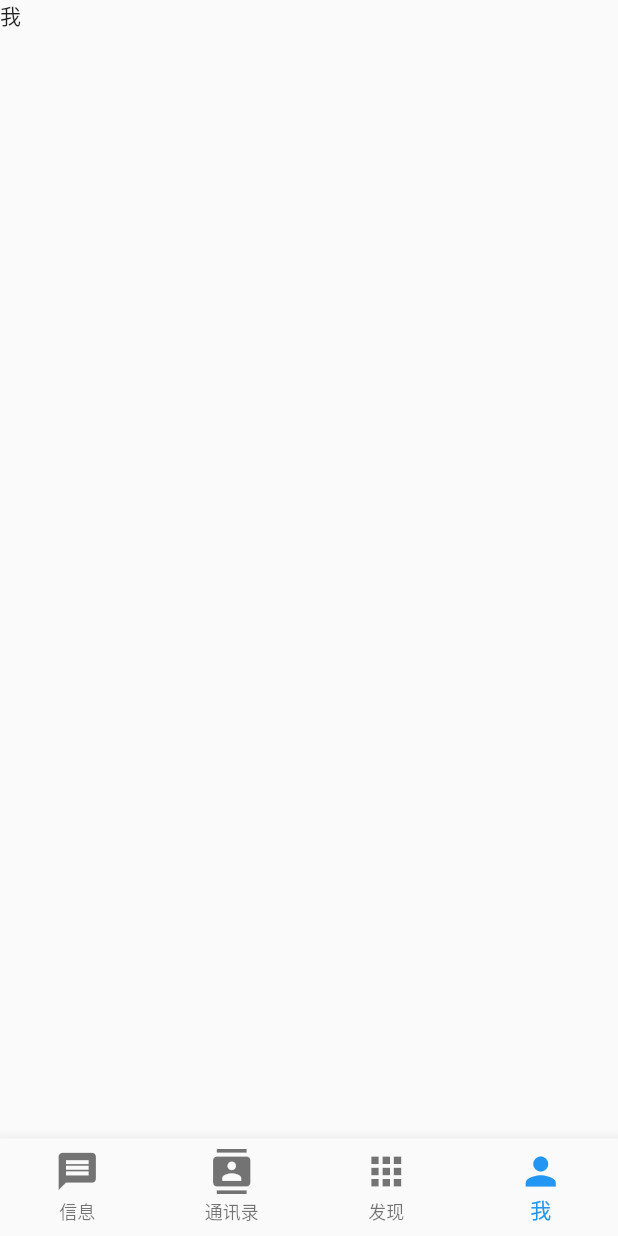
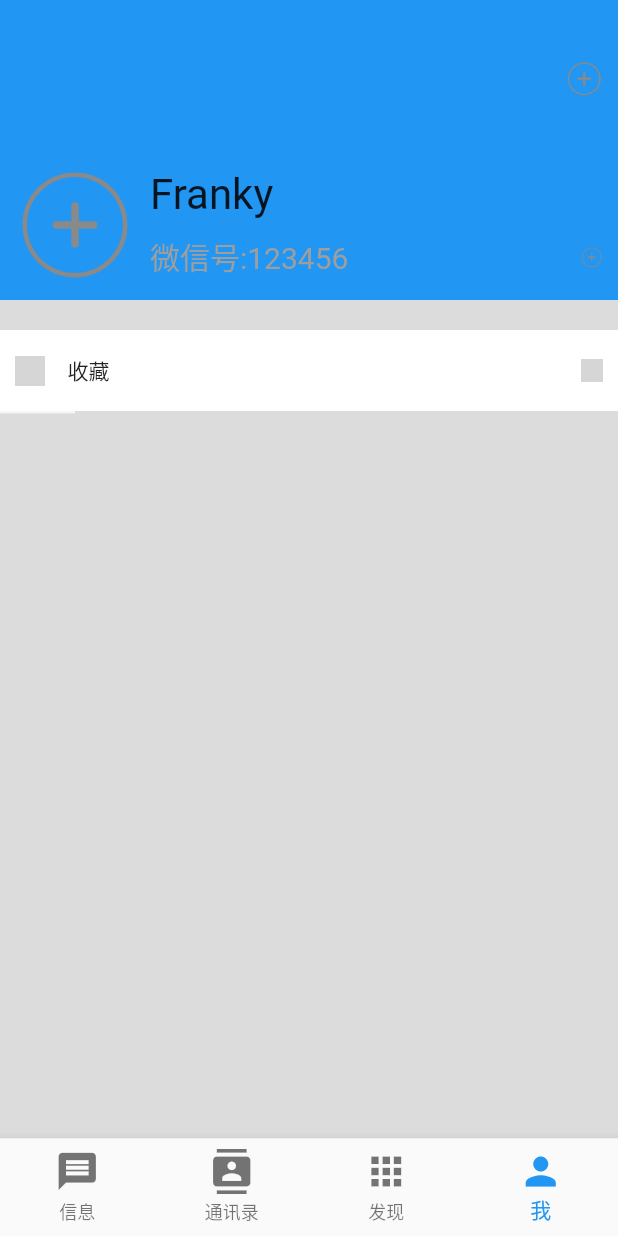
Before and after one commit to liaozhimingandy/welinkapp, a Flutter app: the screen it shows after launch, item 4 of the bottom bar chosen, on a phone screen of 412 x 824 dp. Run offline on Flutter 3.47's test engine with Material 2 defaults, Android fonts, the phone set to English and light mode, and no system bars; network calls fail; grey boxes are pictures that could not be loaded.

Commit message:
1.完善发现页,我,聊天页;

```diff
--- /dev/null
+++ b/lib/pages/discover/discover_cell.dart
@@ -0,0 +1,96 @@
+import 'package:flutter/material.dart';
+import 'package:flutter/widgets.dart';
+import 'package:welinkapp/pages/discover/discover_child_page.dart';
+
+class DiscoverCell extends StatefulWidget {
+  final String title;
+  final String imageName;
+  final String? subTitle;
+  final String? subImageName;
+
+  const DiscoverCell({
+    Key? key,
+    required this.title,
+    required this.imageName,
+    this.subTitle,
+    this.subImageName,
+  }) : super(key: key);
+
+  @override
+  _DiscoverCellState createState() => _DiscoverCellState();
+}
+
+class _DiscoverCellState extends State<DiscoverCell> {
+  Color _backgroundColor = Colors.white;
+
+  @override
+  Widget build(BuildContext context) {
+    return GestureDetector(
+      onTap: () {
+        print('onTap');
+        Navigator.of(context).push(MaterialPageRoute(
+            builder: (BuildContext context) =>
+                DiscoverChildPage(title: widget.title)));
+        setState(() {
+          _backgroundColor = Colors.white;
+        });
+      },
+      onTapDown: (TapDownDetails details) {
+        print('onTapDown');
+        setState(() {
+          _backgroundColor = Colors.grey;
+        });
+      },
+      onTapCancel: () {
+        print('onTapCancel');
+        setState(() {
+          _backgroundColor = Colors.white;
+        });
+      },
+      child: Container(
+        padding: EdgeInsets.all(10),
+        color: _backgroundColor,
+        height: 54,
+        child: Row(
+          mainAxisAlignment: MainAxisAlignment.spaceBetween,
+          children: [
+            Container(
+              child: Row(
+                children: [
+                  Image(
+                    image: AssetImage(widget.imageName),
+                    width: 20,
+                  ),
+                  SizedBox(
+                    width: 15,
+                  ),
+                  Text(widget.title),
+                ],
+              ),
+            ),
+            Container(
+              child: Row(
+                children: [
+                  Text(
+                    widget.subTitle == null ? '' : '${widget.subTitle}',
+                    style: TextStyle(color: Colors.grey, fontSize: 13),
+                  ),
+                  widget.subImageName == null
+                      ? Container()
+                      : Image(
+                          image: AssetImage(widget.subImageName!),
+                          width: 15,
+                        ),
+                  Image(
+                    image: AssetImage('images/icon_right.png'),
+                    width: 15,
+                  )
+                ],
+              ),
+            ),
+          ],
+        ),
+      ),
+    );
+  }
+}
--- /dev/null
+++ b/lib/pages/me/me_page.dart
@@ -0,0 +1,167 @@
+import 'package:flutter/material.dart';
+import 'package:welinkapp/pages/discover/discover_cell.dart';
+
+class MePage extends StatefulWidget {
+  const MePage({Key? key}) : super(key: key);
+
+  @override
+  _MePageState createState() => _MePageState();
+}
+
+class _MePageState extends State<MePage>
+    with AutomaticKeepAliveClientMixin<MePage> {
+  Widget _headerCell() {
+    /// 头部组件
+    return Container(
+      height: 200,
+      color: Colors.blue,
+      child: Container(
+        margin: const EdgeInsets.only(top: 100),
+        padding: const EdgeInsets.all(10),
+        child: Container(
+          child: Row(
+            children: [
+              Container(
+                width: 80,
+                height: 80,
+                decoration: BoxDecoration(
+                  borderRadius: BorderRadius.circular(10),
+                  image: const DecorationImage(
+                      image: AssetImage('assets/images/more.png')),
+                ),
+              ),
+              Expanded(
+                child: Container(
+                  padding: const EdgeInsets.only(left: 10),
+                  child: Column(
+                    mainAxisAlignment: MainAxisAlignment.center,
+                    children: [
+                      Container(
+                        child: Row(
+                          children: const [
+                            Text(
+                              'Franky',
+                              style: TextStyle(fontSize: 28),
+                            ),
+                          ],
+                        ),
+                      ),
+                      const SizedBox(
+                        height: 10,
+                      ),
+                      Container(
+                        child: Row(
+                          mainAxisAlignment: MainAxisAlignment.spaceBetween,
+                          children: const [
+                            Text(
+                              '微信号:123456',
+                              style:
+                                  TextStyle(fontSize: 20, color: Colors.grey),
+                            ),
+                            Image(
+                              image: AssetImage('assets/images/more.png'),
+                              width: 15,
+                            ),
+                          ],
+                        ),
+                      ),
+                    ],
+                  ),
+                ),
+              ),
+            ],
+          ),
+        ),
+      ),
+    );
+  }
+
+  @override
+  bool get wantKeepAlive => true;
+
+  @override
+  Widget build(BuildContext context) {
+    super.build(context);
+    return Scaffold(
+        body: Container(
+      child: Stack(
+        children: [
+          Container(
+            color: const Color.fromRGBO(220, 220, 220, 1.0),
+            child: MediaQuery.removePadding(
+                context: context,
+                removeTop: true,
+                child: ListView(
+                  children: [
+                    _headerCell(),
+                    const SizedBox(
+                      height: 10,
+                    ),
+                    // const DiscoverCell(
+                    //     title: '支付', imageName: 'images/icon_right.png'),
+                    const SizedBox(
+                      height: 10,
+                    ),
+                    const DiscoverCell(
+                        title: '收藏', imageName: 'images/icon_right.png'),
+                    Row(
+                      children: [
+                        Container(
+                          color: Colors.white,
+                          width: 50,
+                          height: 0.5,
+                        )
+                      ],
+                    ),
+                    // DiscoverCell(title: '相册', imageName: 'assets/images/more.png'),
+                    Row(
+                      children: [
+                        Container(
+                          color: Colors.white,
+                          width: 50,
+                          height: 0.5,
+                        )
+                      ],
+                    ),
+                    // DiscoverCell(title: '卡包', imageName: 'images/微信卡包.png'),
+                    Row(
+                      children: [
+                        Container(
+                          color: Colors.white,
+                          width: 50,
+                          height: 0.5,
+                        )
+                      ],
+                    ),
+                    // DiscoverCell(title: '表情', imageName: 'images/微信表情.png'),
+                    const SizedBox(
+                      height: 10,
+                    ),
+                    // DiscoverCell(title: '设置', imageName: 'images/微信设置.png'),
+                  ],
+                )),
+          ),
+          Container(
+              margin: const EdgeInsets.only(top: 40),
+              height: 25,
+              child: Container(
+                margin: const EdgeInsets.only(right: 10),
+                child: Row(
+                  mainAxisAlignment: MainAxisAlignment.end,
+                  children: [
+                    GestureDetector(
+                      child: const Image(
+                        image: AssetImage('assets/images/more.png'),
+                      ),
+                      onTap: () {
+                        print('点击了拍照');
+                      },
+                    )
+                  ],
+                ),
+              )),
+        ],
+      ),
+    ));
+  }
+}
--- a/lib/pages/rootPage.dart
+++ b/lib/pages/rootPage.dart
@@ -1,7 +1,9 @@
 import 'package:flutter/material.dart';
 
+import 'package:welinkapp/pages/chat/chat_page.dart';
 import 'package:welinkapp/pages/friends/friends_page.dart';
-import 'package:welinkapp/pages/chat/chat_page.dart';
+import 'package:welinkapp/pages/discover/discover_page.dart';
+import 'package:welinkapp/pages/me/me_page.dart';
 
 class RootPage extends StatefulWidget {
   const RootPage({Key? key}) : super(key: key);
@@ -15,13 +17,11 @@ class RootPageState extends State<RootPage> {
   int indexRouter = 0;
 
   /// body内容
-  List<Widget> listBody = [
-    const ChatPage(),
-    const FriendsPage(),
-    Scaffold(
-        appBar: AppBar(title: const Text("发现"), centerTitle: true),
-        body: const Text("发现")),
-    const Scaffold(body: Text("我")),
+  List<Widget> listBody = const [
+    ChatPage(),
+    FriendsPage(),
+    DiscoverPage(),
+    MePage(),
   ];
 
   @override
--- a/pubspec.yaml
+++ b/pubspec.yaml
@@ -35,6 +35,7 @@ dependencies:
   # The following adds the Cupertino Icons font to your application.
   # Use with the CupertinoIcons class for iOS style icons.
   cupertino_icons: ^1.0.2
+  http: ^0.13.3
 
 dev_dependencies:
   flutter_test:
```
Also changed, not shown: lib/pages/chat/chat_page.dart (+86 -10 lines), lib/pages/chat/search_cell.dart (added, +48 -0 lines), lib/pages/chat/search_page.dart (added, +203 -0 lines), lib/pages/discover/discover_child_page.dart (added, +29 -0 lines), lib/pages/discover/discover_page.dart (added, +75 -0 lines), assets/images/icon_right.png (added).
